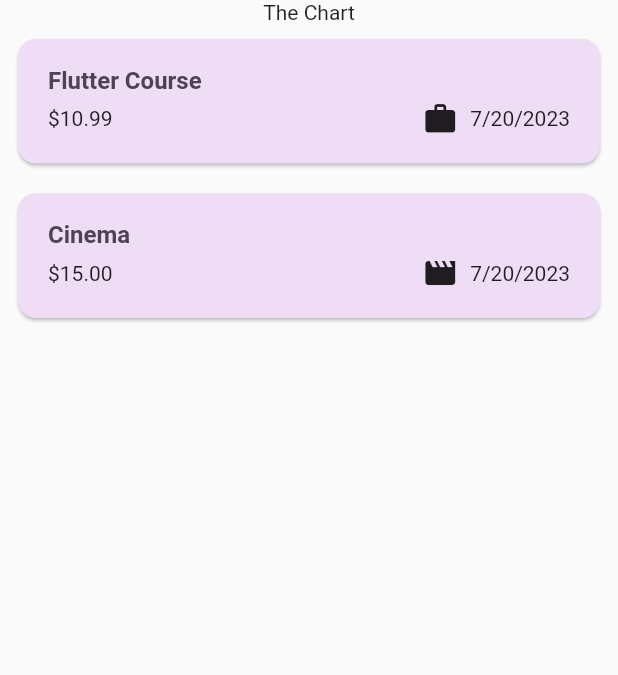
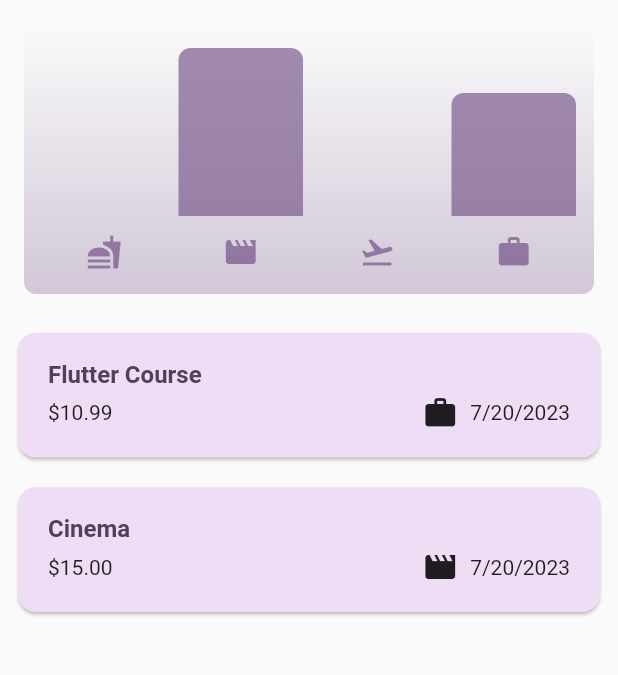
Before and after one commit to inalzaelani/expense_tracker, a Flutter app: the screen it shows after launch, on a phone screen of 412 x 824 dp, the part 84-759 px from its top. Run offline on Flutter 3.47's test engine with Material 2 defaults, Android fonts, the phone set to English and light mode, and no system bars.

Commit message:
[ADD] Chart

```diff
--- a/lib/models/expense.dart
+++ b/lib/models/expense.dart
@@ -16,12 +16,11 @@ const categoryIcons = {
 };
 
 class Expense {
-  Expense({
-    required this.title,
-    required this.amount,
-    required this.date,
-    required this.category
-  })
+  Expense(
+      {required this.title,
+      required this.amount,
+      required this.date,
+      required this.category})
       : id = uuid.v4();
 
   final String id;
@@ -30,7 +29,27 @@ class Expense {
   final DateTime date;
   final Category category;
 
-  String get getFormattedDate{
+  String get getFormattedDate {
     return formatter.format(date);
   }
 }
+
+class ExpenseBucket {
+  const ExpenseBucket({required this.category, required this.expenses});
+
+  ExpenseBucket.forCategory(List<Expense> allExpanse, this.category)
+      : expenses = allExpanse
+            .where((expense) => expense.category == category)
+            .toList();
+
+  final Category category;
+  final List<Expense> expenses;
+
+  double get totalExpenses {
+    double sum = 0;
+    for (final expense in expenses) {
+      sum += expense.amount;
+    }
+    return sum;
+  }
+}
--- /dev/null
+++ b/lib/widget/chart/chart.dart
@@ -0,0 +1,97 @@
+import 'package:flutter/material.dart';
+
+
+import 'package:expense_tracker/models/expense.dart';
+
+import 'chart_bar.dart';
+
+class Chart extends StatelessWidget {
+  const Chart({super.key, required this.expenses});
+
+  final List<Expense> expenses;
+
+  List<ExpenseBucket> get buckets {
+    return [
+      ExpenseBucket.forCategory(expenses, Category.food),
+      ExpenseBucket.forCategory(expenses, Category.leisure),
+      ExpenseBucket.forCategory(expenses, Category.travel),
+      ExpenseBucket.forCategory(expenses, Category.work),
+    ];
+  }
+
+  double get maxTotalExpense {
+    double maxTotalExpense = 0;
+
+    for (final bucket in buckets) {
+      if (bucket.totalExpenses > maxTotalExpense) {
+        maxTotalExpense = bucket.totalExpenses;
+      }
+    }
+
+    return maxTotalExpense;
+  }
+
+  @override
+  Widget build(BuildContext context) {
+    final isDarkMode =
+        MediaQuery.of(context).platformBrightness == Brightness.dark;
+    return Container(
+      margin: const EdgeInsets.all(16),
+      padding: const EdgeInsets.symmetric(
+        vertical: 16,
+        horizontal: 8,
+      ),
+      width: double.infinity,
+      height: 180,
+      decoration: BoxDecoration(
+        borderRadius: BorderRadius.circular(8),
+        gradient: LinearGradient(
+          colors: [
+            Theme.of(context).colorScheme.primary.withOpacity(0.3),
+            Theme.of(context).colorScheme.primary.withOpacity(0.0)
+          ],
+          begin: Alignment.bottomCenter,
+          end: Alignment.topCenter,
+        ),
+      ),
+      child: Column(
+        children: [
+          Expanded(
+            child: Row(
+              crossAxisAlignment: CrossAxisAlignment.end,
+              children: [
+                for (final bucket in buckets) // alternative to map()
+                  ChartBar(
+                    fill: bucket.totalExpenses == 0
+                        ? 0
+                        : bucket.totalExpenses / maxTotalExpense,
+                  )
+              ],
+            ),
+          ),
+          const SizedBox(height: 12),
+          Row(
+            children: buckets
+                .map(
+                  (bucket) => Expanded(
+                child: Padding(
+                  padding: const EdgeInsets.symmetric(horizontal: 4),
+                  child: Icon(
+                    categoryIcons[bucket.category],
+                    color: isDarkMode
+                        ? Theme.of(context).colorScheme.secondary
+                        : Theme.of(context)
+                        .colorScheme
+                        .primary
+                        .withOpacity(0.7),
+                  ),
+                ),
+              ),
+            )
+                .toList(),
+          )
+        ],
+      ),
+    );
+  }
+}
--- /dev/null
+++ b/lib/widget/chart/chart_bar.dart
@@ -0,0 +1,34 @@
+import 'package:flutter/material.dart';
+
+class ChartBar extends StatelessWidget {
+  const ChartBar({
+    super.key,
+    required this.fill,
+  });
+
+  final double fill;
+
+  @override
+  Widget build(BuildContext context) {
+    final isDarkMode =
+        MediaQuery.of(context).platformBrightness == Brightness.dark;
+    return Expanded(
+      child: Padding(
+        padding: const EdgeInsets.symmetric(horizontal: 4),
+        child: FractionallySizedBox(
+          heightFactor: fill,
+          child: DecoratedBox(
+            decoration: BoxDecoration(
+              shape: BoxShape.rectangle,
+              borderRadius:
+                  const BorderRadius.vertical(top: Radius.circular(8)),
+              color: isDarkMode
+                  ? Theme.of(context).colorScheme.secondary
+                  : Theme.of(context).colorScheme.primary.withOpacity(0.65),
+            ),
+          ),
+        ),
+      ),
+    );
+  }
+}
--- a/lib/widget/expenses.dart
+++ b/lib/widget/expenses.dart
@@ -1,8 +1,9 @@
+import 'package:expense_tracker/widget/chart/chart.dart';
 import 'package:expense_tracker/widget/new_expense.dart';
 import 'package:flutter/material.dart';
 
+import '../models/expense.dart';
 import 'expenses_list/expenses_list.dart';
-import '../models/expense.dart';
 
 class Expenses extends StatefulWidget {
   const Expenses({super.key});
@@ -84,7 +85,7 @@ class _ExpensesState extends State<Expenses> {
       ),
       body: Column(
         children: [
-          const Text('The Chart'),
+          Chart(expenses: _registeredExpenses),
           Expanded(
             child: mainContent,
           )
```
